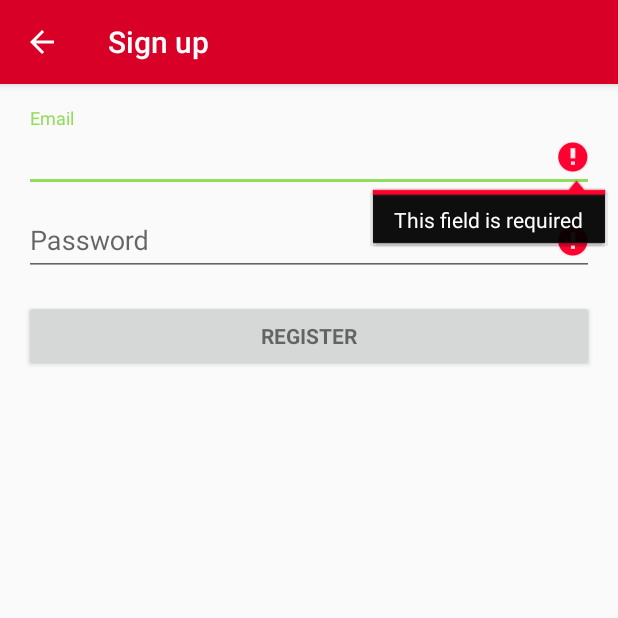
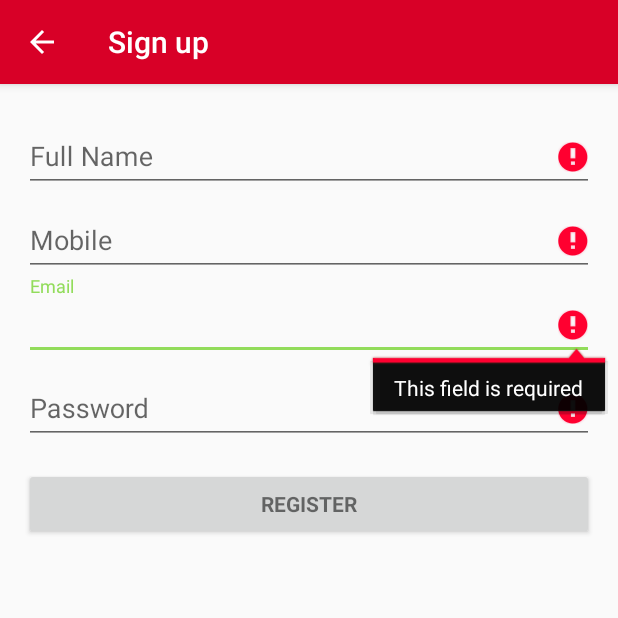
Before and after one commit to prateepgedupudi/MyMealBag, an Android app: the SignupActivity screen opened directly, with no data from a screen before it, after a tap on "REGISTER", on a phone screen of 412 x 824 dp, the top half of it. Run offline under Robolectric (Android 15) with nearby library versions, the light colour scheme and no system bars; libraries missing offline, so code that uses them is left out: com.firebase.client; 1 statement that could not run was skipped.

Commit message:
Added new fields to sign up
Added mobile and name fields to sign up activity. Updated firebase to
create user in users after sign up.

```diff
--- a/app/src/main/java/info/prateep/android/mymealbag/login/SignupActivity.java
+++ b/app/src/main/java/info/prateep/android/mymealbag/login/SignupActivity.java
@@ -18,6 +18,7 @@ import com.firebase.client.FirebaseError;
 import java.util.Map;
 
 import info.prateep.android.mymealbag.R;
+import info.prateep.android.mymealbag.model.User;
 import info.prateep.android.mymealbag.util.Constants;
 
 /**
@@ -27,6 +28,8 @@ public class SignupActivity extends AppCompatActivity  {
     private static final String LOG_TAG = SignupActivity.class.getSimpleName();
 
     // UI references.
+    private String email,password,name,mobile;
+    private EditText mNameView, mMobileView;
     private AutoCompleteTextView mEmailView;
     private EditText mPasswordView;
     private View mSignUpFormView;
@@ -42,6 +45,8 @@ public class SignupActivity extends AppCompatActivity  {
         setContentView(R.layout.activity_signup);
 
         // Set up the login form.
+        mNameView = (EditText)findViewById(R.id.sign_up_name);
+        mMobileView = (EditText)findViewById(R.id.sign_up_mobile);
         mEmailView = (AutoCompleteTextView) findViewById(R.id.sign_up_email);
         mPasswordView = (EditText) findViewById(R.id.sign_up_password);
         /**
@@ -72,8 +77,10 @@ public class SignupActivity extends AppCompatActivity  {
         mPasswordView.setError(null);
 
         // Store values at the time of the login attempt.
-        String email = mEmailView.getText().toString();
-        String password = mPasswordView.getText().toString();
+        name = mNameView.getText().toString();
+        mobile = mMobileView.getText().toString();
+        email = mEmailView.getText().toString();
+        password = mPasswordView.getText().toString();
 
 
 
@@ -81,6 +88,26 @@ public class SignupActivity extends AppCompatActivity  {
         if (!TextUtils.isEmpty(password) && !isPasswordValid(password)) {
             mPasswordView.setError(getString(R.string.error_invalid_password));
             focusView = mPasswordView;
+            cancel = true;
+        }
+
+        // Check for a valid mobile, if the user entered one.
+        if (!TextUtils.isEmpty(mobile) && !isPhoneValid(mobile)) {
+            mMobileView.setError(getString(R.string.error_invalid_mobile));
+            focusView = mMobileView;
+            cancel = true;
+        }
+
+        // Check for a name required
+        if (TextUtils.isEmpty(name)) {
+            mNameView.setError(getString(R.string.error_field_required));
+            focusView = mNameView;
+            cancel = true;
+        }
+        // Check for a mobile required
+        if (TextUtils.isEmpty(mobile)) {
+            mMobileView.setError(getString(R.string.error_field_required));
+            focusView = mMobileView;
             cancel = true;
         }
 
@@ -113,10 +140,15 @@ public class SignupActivity extends AppCompatActivity  {
             mFirebaseRef.createUser(email,password, new Firebase.ValueResultHandler<Map<String, Object>>() {
                 @Override
                 public void onSuccess(Map<String, Object> stringObjectMap) {
+                    //Actual firebase /users insertion here.
+                    createUserInFireBase((String)stringObjectMap.get("uid"));
+                    //Hide the progess dialog
                     mAuthProgressDialog.dismiss();
+                    //Create new intent and forward to LoginActivity
                     Intent intent = new Intent(getApplicationContext(), LoginActivity.class);
                     startActivity(intent);
                 }
+
 
                 @Override
                 public void onError(FirebaseError firebaseError) {
@@ -142,14 +174,24 @@ public class SignupActivity extends AppCompatActivity  {
         }
     }
 
-    private boolean isEmailValid(String email) {
+    private boolean isPhoneValid(String phoneNum) {
         //TODO: Replace this with your own logic
-        return email.contains("@");
+        return phoneNum.length() == 10;
+    }
+    private boolean isEmailValid(String emailAdd) {
+        //TODO: Replace this with your own logic
+        return emailAdd.contains("@");
     }
 
-    private boolean isPasswordValid(String password) {
+    private boolean isPasswordValid(String pwd) {
         //TODO: Replace this with your own logic
-        return password.length() > 4;
+        return pwd.length() > 4;
+    }
+
+    private void createUserInFireBase(final String uid) {
+        final Firebase userLocation = new Firebase(Constants.FIREBASE_URL_USERS).child(uid);
+        User user = new User(uid, name, email, mobile);
+        userLocation.setValue(user);
     }
 
 
--- a/app/src/main/java/info/prateep/android/mymealbag/util/Constants.java
+++ b/app/src/main/java/info/prateep/android/mymealbag/util/Constants.java
@@ -9,6 +9,8 @@ public final class Constants {
     /**
      * Constants for Firebase URL
      */
+    public static final String FIREBASE_LOCATION_USERS = "users";
     public static final String FIREBASE_URL = BuildConfig.UNIQUE_FIREBASE_ROOT_URL;
+    public static final String FIREBASE_URL_USERS = FIREBASE_URL + "/" + FIREBASE_LOCATION_USERS;
 
 }
--- a/app/src/main/res/layout/activity_signup.xml
+++ b/app/src/main/res/layout/activity_signup.xml
@@ -20,6 +20,42 @@
             android:layout_width="match_parent"
             android:layout_height="wrap_content"
             android:orientation="vertical">
+
+            <android.support.design.widget.TextInputLayout
+                android:layout_width="match_parent"
+                android:layout_height="wrap_content">
+
+                <EditText
+                    android:id="@+id/sign_up_name"
+                    android:layout_width="match_parent"
+                    android:layout_height="wrap_content"
+                    android:hint="@string/prompt_name"
+                    android:imeActionId="@+id/login"
+                    android:imeActionLabel="@string/action_sign_in_short"
+                    android:imeOptions="actionUnspecified"
+                    android:inputType="text"
+                    android:maxLines="1"
+                    android:singleLine="true" />
+
+            </android.support.design.widget.TextInputLayout>
+
+            <android.support.design.widget.TextInputLayout
+                android:layout_width="match_parent"
+                android:layout_height="wrap_content">
+
+                <EditText
+                    android:id="@+id/sign_up_mobile"
+                    android:layout_width="match_parent"
+                    android:layout_height="wrap_content"
+                    android:hint="@string/prompt_mobile"
+                    android:imeActionId="@+id/login"
+                    android:imeActionLabel="@string/action_sign_in_short"
+                    android:imeOptions="actionUnspecified"
+                    android:inputType="phone"
+                    android:maxLines="1"
+                    android:singleLine="true" />
+
+            </android.support.design.widget.TextInputLayout>
 
             <android.support.design.widget.TextInputLayout
                 android:layout_width="match_parent"
--- a/app/src/main/res/values/strings.xml
+++ b/app/src/main/res/values/strings.xml
@@ -4,6 +4,8 @@
     <string name="title_activity_login">Sign in</string>
 
     <!-- Strings related to login -->
+    <string name="prompt_name">Full Name</string>
+    <string name="prompt_mobile">Mobile</string>
     <string name="prompt_email">Email</string>
     <string name="prompt_password">Password</string>
     <string name="action_sign_in">Sign in</string>
@@ -11,6 +13,7 @@
     <string name="action_sign_in_short">Sign in</string>
     <string name="error_invalid_email">This email address is invalid</string>
     <string name="error_invalid_password">This password is too short</string>
+    <string name="error_invalid_mobile">This mobile number is invalid</string>
     <string name="error_incorrect_password">This password is incorrect</string>
     <string name="error_field_required">This field is required</string>
     <string name="permission_rationale">"Contacts permissions are needed for providing email
```
Also changed, not shown: app/src/main/java/info/prateep/android/mymealbag/model/User.java (added, +37 -0 lines).
